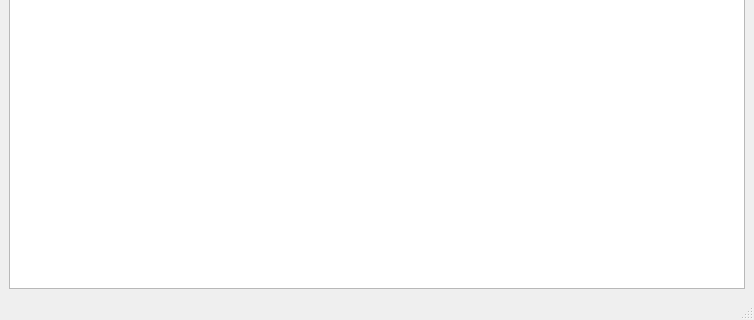
This is a3/ui/MainWindow.ui in yunuscanemre/cpsc453 as Qt 5 draws it before an edit; both pictures show x 0 to 754 and y 241 to 561 of the 754 by 561 pixel window. The edited form follows.
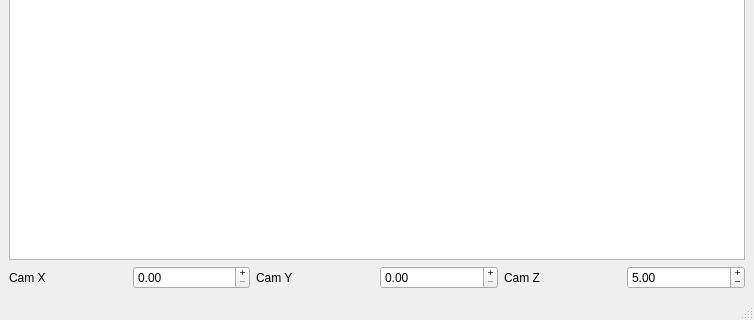
This is the edited form.

Commit message: added camera view changing

Patch:
```diff
--- a/a3/ui/MainWindow.ui
+++ b/a3/ui/MainWindow.ui
@@ -26,10 +26,68 @@
      <verstretch>0</verstretch>
     </sizepolicy>
    </property>
-   <layout class="QGridLayout" name="gridLayout">
-    <item row="0" column="0">
+<layout class="QVBoxLayout" name="verticalLayout">
+<item>
      <widget class="QGraphicsView" name="imgContainerWidget"/>
     </item>
+<item>
+<layout class="QHBoxLayout" name="horizontalLayout">
+<item>
+<widget class="QLabel" name="label">
+<property name="text">
+<string>Cam X</string>
+</property>
+</widget>
+</item>
+<item>
+<widget class="QDoubleSpinBox" name="cameraX">
+<property name="buttonSymbols">
+<enum>QAbstractSpinBox::PlusMinus</enum>
+</property>
+<property name="singleStep">
+<double>0.010000000000000</double>
+</property>
+</widget>
+</item>
+<item>
+<widget class="QLabel" name="label_3">
+<property name="text">
+<string>Cam Y</string>
+</property>
+</widget>
+</item>
+<item>
+<widget class="QDoubleSpinBox" name="cameraY">
+<property name="buttonSymbols">
+<enum>QAbstractSpinBox::PlusMinus</enum>
+</property>
+<property name="singleStep">
+<double>0.010000000000000</double>
+</property>
+</widget>
+</item>
+<item>
+<widget class="QLabel" name="label_2">
+<property name="text">
+<string>Cam Z</string>
+</property>
+</widget>
+</item>
+<item>
+<widget class="QDoubleSpinBox" name="cameraZ">
+<property name="buttonSymbols">
+<enum>QAbstractSpinBox::PlusMinus</enum>
+</property>
+<property name="singleStep">
+<double>0.100000000000000</double>
+</property>
+<property name="value">
+<double>5.000000000000000</double>
+</property>
+</widget>
+</item>
+</layout>
+</item>
    </layout>
   </widget>
   <widget class="QStatusBar" name="statusbar"/>
```
Left out of the diff: 2 changed lines with no effect on the pictures. Lines whose indentation alone changed are shown as unchanged. The commit also changes 4 other files.
